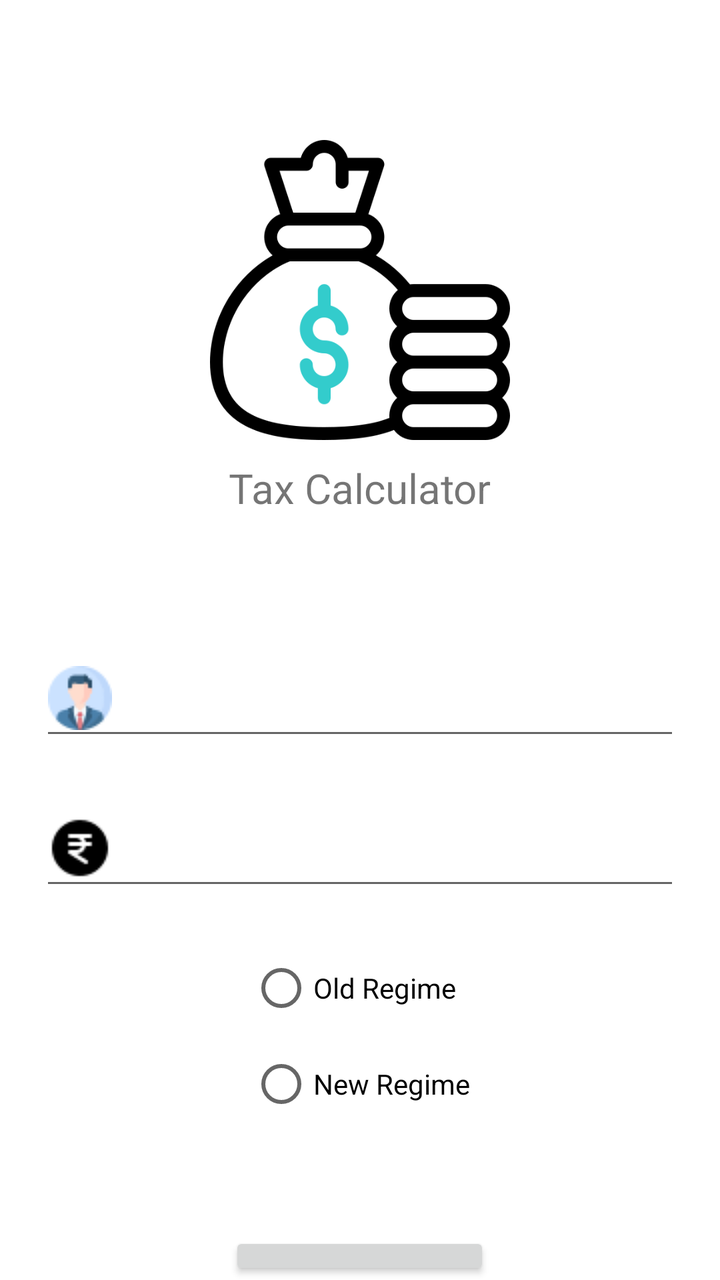
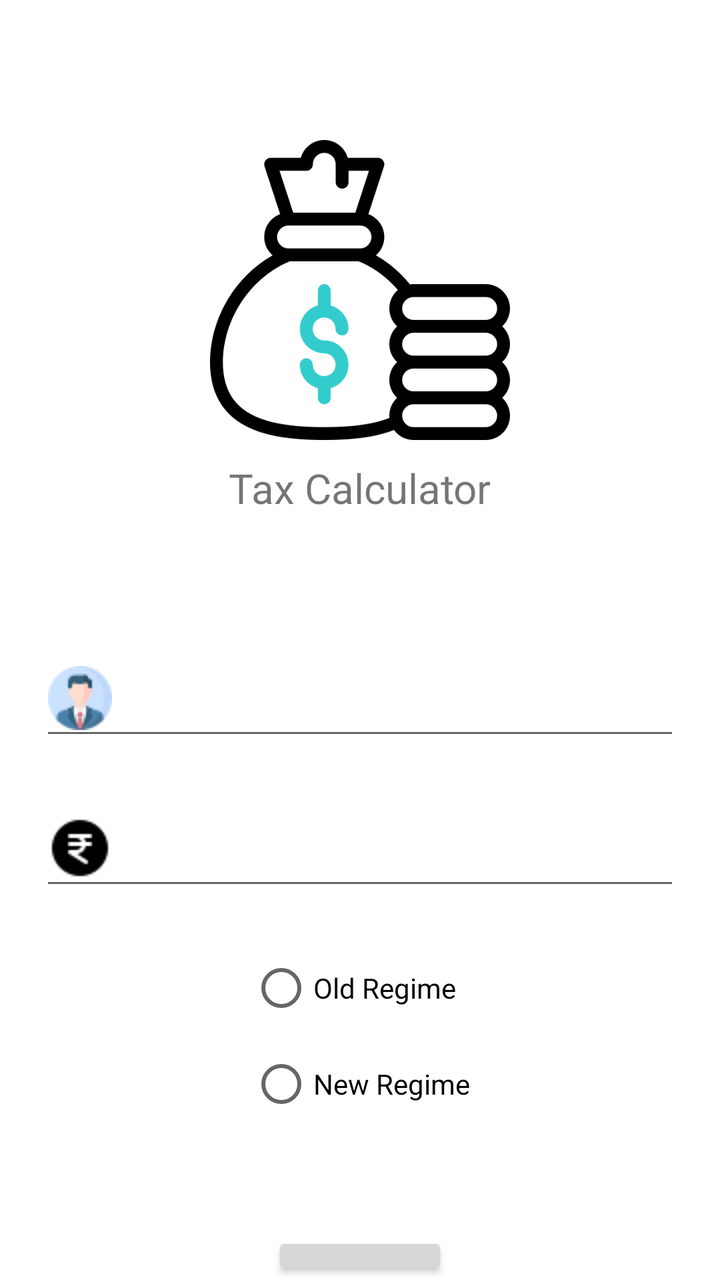

Screens rendered from an Android XML layout before and after an edit, with the pre-edit source and the edit as a unified diff.
<!-- AndroidManifest.xml: application theme Theme.AndroidMon6Wed6_26 -->
<!-- res/layout/activity_tax_calc.xml -->
<?xml version="1.0" encoding="utf-8"?>
<RelativeLayout xmlns:android="http://schemas.android.com/apk/res/android"
    xmlns:app="http://schemas.android.com/apk/res-auto"
    xmlns:tools="http://schemas.android.com/tools"
    android:id="@+id/main"
    android:layout_width="match_parent"
    android:layout_height="match_parent"
    tools:context=".TaxCalcActivity">


    <ImageView
        android:layout_width="150dp"
        android:layout_height="150dp"
        android:id="@+id/imgViewTaxCalcLogo"
        android:src="@drawable/money_bag"
        android:layout_centerHorizontal="true"
        android:layout_marginTop="70dp"
        />

    <TextView
        android:layout_width="wrap_content"
        android:layout_height="wrap_content"
        android:id="@+id/tvTaxCalcHeader"
        android:text="@string/header"
        android:layout_below="@id/imgViewTaxCalcLogo"
        android:layout_marginTop="10dp"
        android:layout_centerHorizontal="true"
        android:textSize="10pt"
        />

    <EditText
        android:layout_width="match_parent"
        android:layout_height="55dp"
        android:id="@+id/edtTaxCalcName"
        android:layout_below="@id/imgViewTaxCalcLogo"
        android:layout_marginTop="100dp"
        android:layout_marginStart="20dp"
        android:layout_marginEnd="20dp"
        android:drawableStart="@drawable/profile"
        android:drawablePadding="20dp"
        />

    <EditText
        android:layout_width="match_parent"
        android:layout_height="55dp"
        android:id="@+id/edtTaxCalcIncome"
        android:inputType="number"
        android:layout_below="@id/edtTaxCalcName"
        android:layout_marginStart="20dp"
        android:layout_marginEnd="20dp"
        android:drawableStart="@drawable/money"
        android:layout_marginTop="20dp"

        />

        <RadioGroup
            android:layout_width="wrap_content"
            android:layout_height="wrap_content"
            android:id="@+id/rgTaxCalcRegime"
            android:layout_below="@id/edtTaxCalcIncome"
            android:layout_marginTop="20dp"
            android:layout_centerHorizontal="true"
            >

            <RadioButton
                android:layout_width="wrap_content"
                android:layout_height="wrap_content"
                android:id="@+id/rbTaxCalcOldRegime"
                android:text="@string/old_regime"
                />

            <RadioButton
                android:layout_width="wrap_content"
                android:layout_height="wrap_content"
                android:id="@+id/rbTaxCalcNewRegime"
                android:text="@string/new_regime"
                />

        </RadioGroup>


        <Button
            android:layout_width="wrap_content"
            android:layout_height="wrap_content"
            android:id="@+id/btnTaxCalcSubmit"
            android:layout_below="@id/rgTaxCalcRegime"
            android:layout_marginTop="50dp"
            android:text="@string/calculate_tax"
            android:layout_centerHorizontal="true"

            />

    <TextView
        android:layout_width="wrap_content"
        android:layout_height="wrap_content"
        android:id="@+id/tvTaxCalcResult"
        android:textSize="15pt"
        android:layout_centerHorizontal="true"
        android:layout_below="@id/btnTaxCalcSubmit"
        android:layout_marginTop="10dp"
        />

</RelativeLayout>
<!-- resources referenced by this layout -->
<resources>
  <!-- drawable money: png bitmap (drawable, 592 bytes) -->
  <!-- drawable money_bag: png bitmap (drawable, 21004 bytes) -->
  <!-- drawable profile: png bitmap (drawable, 1779 bytes) -->
  <string name="calculate_tax">Calculate Tax</string>
  <string name="header">Tax Calculator</string>
  <string name="new_regime">New Regime</string>
  <string name="old_regime">Old Regime</string>
  <style name="Theme.AndroidMon6Wed6_26" parent="Theme.MaterialComponents.DayNight.DarkActionBar">
          
          <item name="colorPrimary">@color/purple_500</item>
          <item name="colorPrimaryVariant">@color/purple_700</item>
          <item name="colorOnPrimary">@color/white</item>
          
          <item name="colorSecondary">@color/teal_200</item>
          <item name="colorSecondaryVariant">@color/teal_700</item>
          <item name="colorOnSecondary">@color/black</item>
          
          <item name="android:statusBarColor">?attr/colorPrimaryVariant</item>
          
      </style>
  <color name="purple_500">#FF6200EE</color>
  <color name="purple_700">#FF3700B3</color>
  <color name="white">#FFFFFFFF</color>
  <color name="teal_200">#FF03DAC5</color>
  <color name="teal_700">#FF018786</color>
  <color name="black">#FF000000</color>
</resources>

<!-- the commit's change to res/layout/activity_tax_calc.xml (unified diff, before → after) -->
@@ -82,10 +82,10 @@
         <Button
             android:layout_width="wrap_content"
             android:layout_height="wrap_content"
-            android:id="@+id/btnTaxCalcSubmit"
+            android:id="@+id/btnTaxCalcNext"
             android:layout_below="@id/rgTaxCalcRegime"
             android:layout_marginTop="50dp"
-            android:text="@string/calculate_tax"
+            android:text="@string/next"
             android:layout_centerHorizontal="true"
 
             />
@@ -96,8 +96,7 @@
         android:id="@+id/tvTaxCalcResult"
         android:textSize="15pt"
         android:layout_centerHorizontal="true"
-        android:layout_below="@id/btnTaxCalcSubmit"
-        android:layout_marginTop="10dp"
+         android:layout_marginTop="10dp"
         />
 
 </RelativeLayout>
<!-- resource entries referenced after the edit -->
@@ -3,9 +3,9 @@
   <!-- drawable money: png bitmap (drawable, 592 bytes) -->
   <!-- drawable money_bag: png bitmap (drawable, 21004 bytes) -->
   <!-- drawable profile: png bitmap (drawable, 1779 bytes) -->
-  <string name="calculate_tax">Calculate Tax</string>
   <string name="header">Tax Calculator</string>
   <string name="new_regime">New Regime</string>
+  <string name="next">Next</string>
   <string name="old_regime">Old Regime</string>
   <style name="Theme.AndroidMon6Wed6_26" parent="Theme.MaterialComponents.DayNight.DarkActionBar">
           
